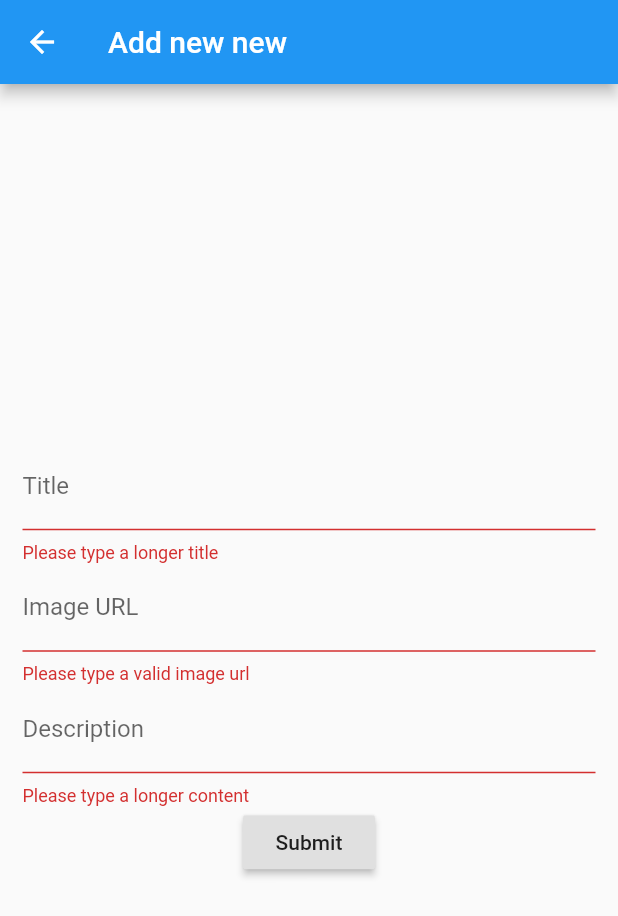
After one commit to BogdanPolitic/Newsapp_Teamnet, a Flutter app: the AddNew screen opened directly, after a tap on "Submit", on a phone screen of 412 x 824 dp. The commit adds this screen. Shown: the top 916 px of the screen. Run offline on Flutter 3.47's test engine with Material 2 defaults, Android fonts, the phone set to English and light mode, and no system bars; our stand-ins replace cloud_firestore, firebase_auth, flutter_redux, font_awesome_flutter, geolocator, google_maps_flutter and 1 more; missing offline and left inert: geoflutterfire; accounts and stored records are empty.

Commit message:
am mai modificat mici chestii de UI + butonul de edit a lui bogdan

```diff
--- /dev/null
+++ b/lib/pages/addNew.dart
@@ -0,0 +1,89 @@
+import 'package:flutter/material.dart';
+import 'package:firebase_auth/firebase_auth.dart';
+import 'package:cloud_firestore/cloud_firestore.dart';
+
+import 'news.dart';
+
+class AddNew extends StatefulWidget {
+  final AsyncSnapshot<DocumentSnapshot> snapshot;
+  final FirebaseUser user;
+
+  AddNew({this.snapshot, this.user});
+
+  State<AddNew> createState() {
+    return _AddNewState();
+  }
+}
+
+class _AddNewState extends State<AddNew> {
+  final GlobalKey<FormState> _key = GlobalKey<FormState>();
+
+  Widget build(BuildContext context) {
+    Map<String, String> newData = {};
+    return Scaffold(
+      appBar: AppBar(
+        title: Text('Add new new'),
+      ),
+      body: Container(
+        margin: EdgeInsets.only(left: 15, right: 15),
+        child: Form(
+          key: _key,
+          child: Column(
+            mainAxisAlignment: MainAxisAlignment.center,
+            children: <Widget>[
+              TextFormField(
+                validator: (input) =>
+                input.length < 5 ? 'Please type a longer title' : null,
+                onSaved: (input) {
+                  newData['title'] = input;
+                },
+                decoration: InputDecoration(labelText: 'Title'),
+              ),
+              TextFormField(
+                validator: (input) =>
+                input.length < 5 ? 'Please type a valid image url' : null,
+                onSaved: (input) {
+                  newData['imageUrl'] = input;
+                },
+                decoration: InputDecoration(labelText: 'Image URL'),
+              ),
+              TextFormField(
+                validator: (input) =>
+                input.length < 20 ? 'Please type a longer content' : null,
+                onSaved: (input) {
+                  newData['content'] = input;
+                },
+                decoration: InputDecoration(labelText: 'Description'),
+              ),
+              RaisedButton(
+                  child: Text('Submit'),
+                  onPressed: () async {
+                    final _formState = _key.currentState;
+                    if (_formState.validate()) {
+                      _formState.save();
+                      int greatestId = widget.snapshot.data['id'];
+                      CollectionReference newsCollection = Firestore.instance.collection('usersAndNews').document('info').collection('news');
+                      newsCollection.document('greatest_id').updateData({'id' : greatestId + 1});
+                      newsCollection.document('id_new_${greatestId + 1}').setData({
+                        'content' : newData['content'],
+                        'imageUrl' : newData['imageUrl'],
+                        'title' : newData['title']
+                      });
+
+                      print('id_new_${greatestId + 1}');
+                      Navigator.pop(context);
+                      /*Navigator.push(
+                        context,
+                        MaterialPageRoute(
+                          builder: (context) => MyHome(user: widget.user),
+                        ),
+                      );*/
+                    }
+                  }),
+            ],
+          ),
+        ),
+      ),
+    );
+  }
+}
--- a/lib/pages/signIn.dart
+++ b/lib/pages/signIn.dart
@@ -48,6 +48,7 @@ class _SignInState extends State<SignIn> {
                             _loginData['password'] = input;
                           },
                           decoration: InputDecoration(labelText: 'Password'),
+                          obscureText: true,
                         ),
                         RaisedButton(
                           child: Text('Sign in'),
```
Also changed, not shown: lib/pages/news.dart (+21 -7 lines).
